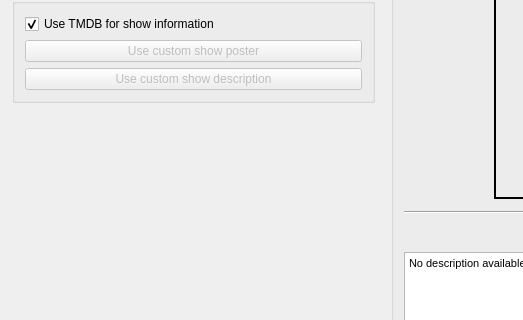
First picture: the form in Operations-Features/videoplayer/showsplayer/vp_shows_add_dialog.ui, repository therealMaPMaKeR/MMDiary, before the edit; both pictures show x 0 to 523 and y 169 to 489 of the 809 by 677 pixel window.
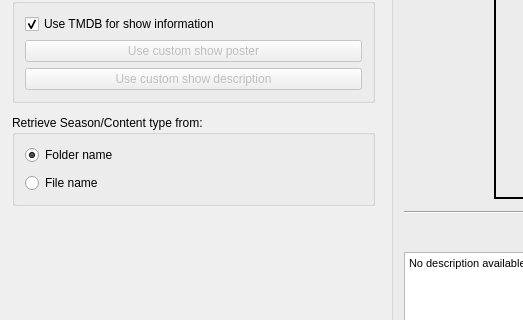
Second picture: the form after the edit.

Commit message:
added option to parse from folder name
for season/content type

```diff
--- a/Operations-Features/videoplayer/showsplayer/vp_shows_add_dialog.ui
+++ b/Operations-Features/videoplayer/showsplayer/vp_shows_add_dialog.ui
@@ -187,6 +187,47 @@
          </layout>
         </widget>
        </item>
+       <item>
+        <widget class="QGroupBox" name="groupBox_ParsingMode">
+         <property name="title">
+          <string>Retrieve Season/Content type from:</string>
+         </property>
+         <layout class="QVBoxLayout" name="verticalLayout_ParsingMode">
+          <property name="spacing">
+           <number>8</number>
+          </property>
+          <property name="leftMargin">
+           <number>10</number>
+          </property>
+          <property name="topMargin">
+           <number>10</number>
+          </property>
+          <property name="rightMargin">
+           <number>10</number>
+          </property>
+          <property name="bottomMargin">
+           <number>10</number>
+          </property>
+          <item>
+           <widget class="QRadioButton" name="radioButton_FolderName">
+            <property name="text">
+             <string>Folder name</string>
+            </property>
+            <property name="checked">
+             <bool>true</bool>
+            </property>
+           </widget>
+          </item>
+          <item>
+           <widget class="QRadioButton" name="radioButton_FileName">
+            <property name="text">
+             <string>File name</string>
+            </property>
+           </widget>
+          </item>
+         </layout>
+        </widget>
+       </item>
        <item>
         <spacer name="verticalSpacer">
          <property name="orientation">
```
The commit also changes 10 other files.
